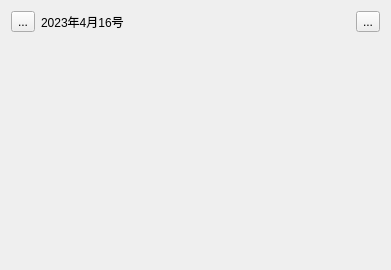
This is App/controls/checkinwidget.ui in kevinWu7/LifeNote as Qt 5 draws it before an edit. The edited form follows.
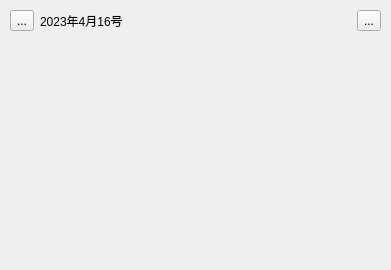
This is the edited form.

The edit to the form file:
```diff
--- a/App/controls/checkinwidget.ui
+++ b/App/controls/checkinwidget.ui
@@ -14,6 +14,33 @@
    <string>Form</string>
   </property>
   <layout class="QVBoxLayout" name="verticalLayout">
+   <property name="leftMargin">
+    <number>0</number>
+   </property>
+   <property name="topMargin">
+    <number>0</number>
+   </property>
+   <property name="rightMargin">
+    <number>0</number>
+   </property>
+   <property name="bottomMargin">
+    <number>0</number>
+   </property>
+   <item>
+    <widget class="QWidget" name="mainWidget" native="true">
+     <layout class="QVBoxLayout" name="verticalLayout_2">
+      <property name="leftMargin">
+       <number>10</number>
+      </property>
+      <property name="topMargin">
+       <number>10</number>
+      </property>
+      <property name="rightMargin">
+       <number>10</number>
+      </property>
+      <property name="bottomMargin">
+       <number>10</number>
+      </property>
    <item>
     <layout class="QHBoxLayout" name="horizontalLayout">
      <item>
@@ -63,10 +90,13 @@
      <property name="sizeHint" stdset="0">
       <size>
        <width>20</width>
-       <height>40</height>
+          <height>30</height>
       </size>
      </property>
     </spacer>
+      </item>
+     </layout>
+    </widget>
    </item>
   </layout>
  </widget>
```
Lines whose indentation alone changed are shown as unchanged.
